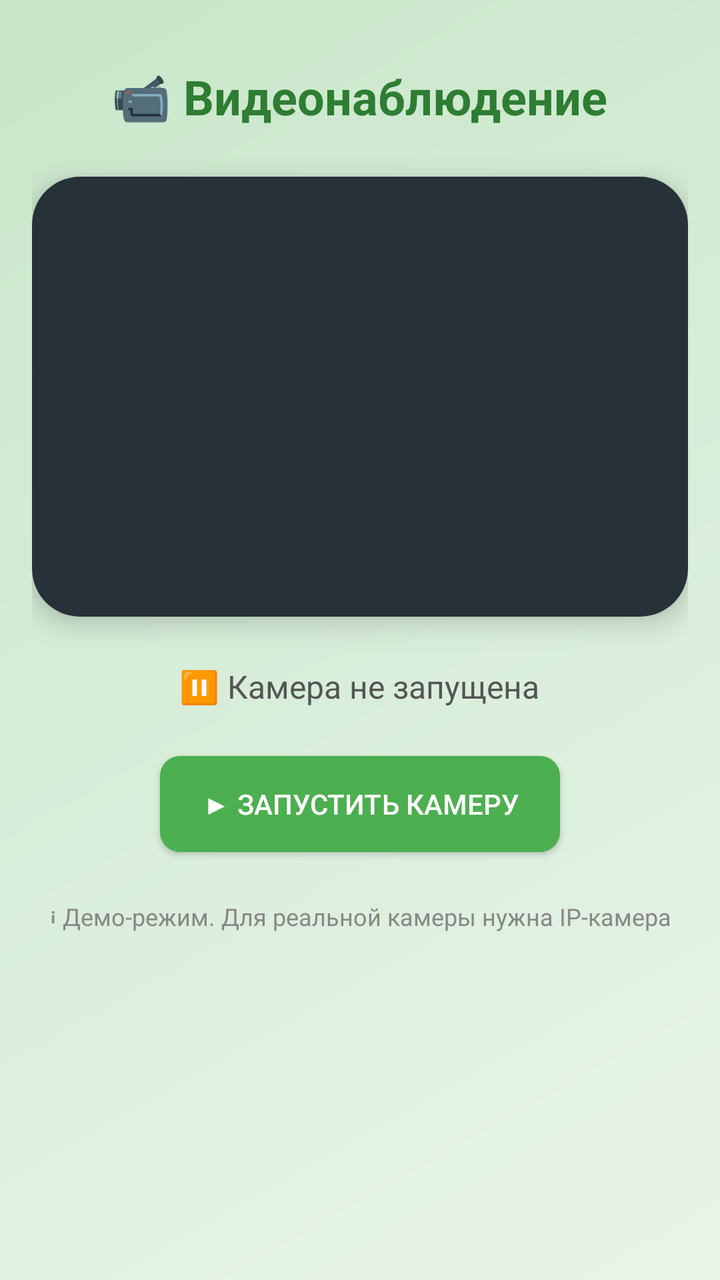
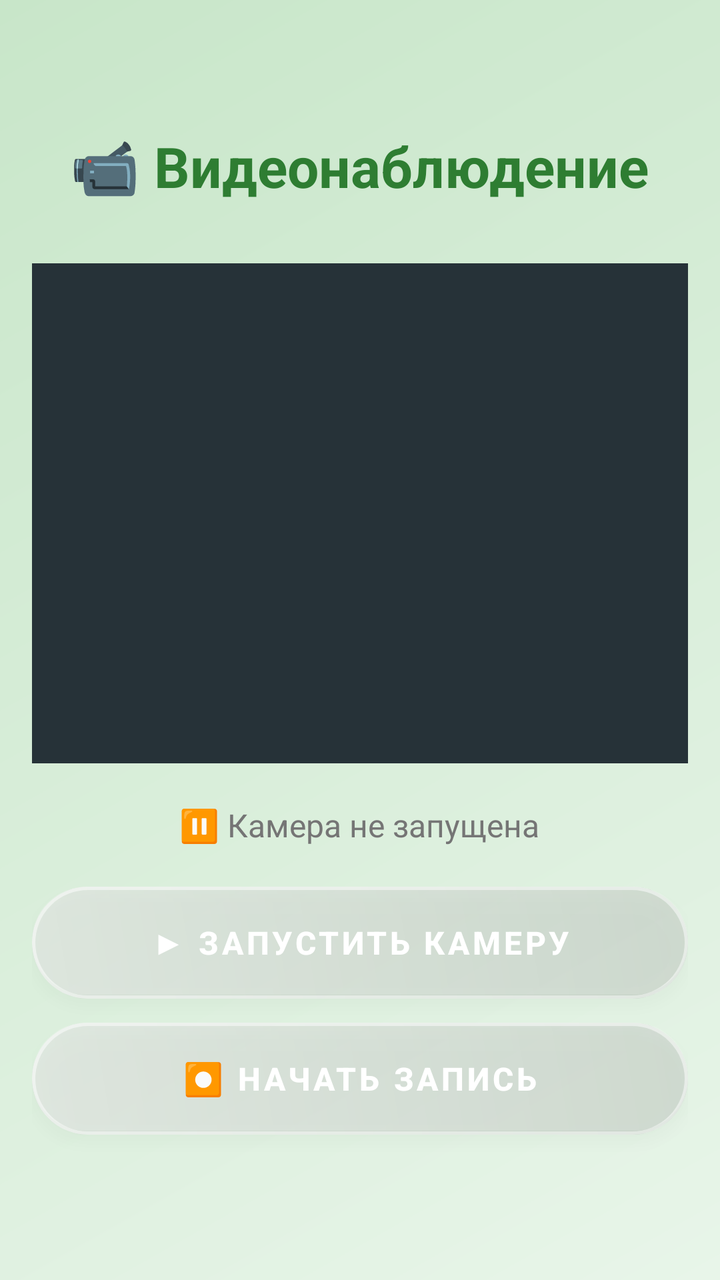

Before-and-after screenshots of an Android layout around one commit, followed by the original layout XML and the change that was made.
<!-- AndroidManifest.xml: application theme Theme.SmartCoop -->
<!-- res/layout/fragment_camera.xml -->
<?xml version="1.0" encoding="utf-8"?>
<ScrollView xmlns:android="http://schemas.android.com/apk/res/android"
    xmlns:app="http://schemas.android.com/apk/res-auto"
    android:layout_width="match_parent"
    android:layout_height="match_parent"
    android:background="@drawable/gradient_bg"
    android:padding="16dp">

    <LinearLayout
        android:layout_width="match_parent"
        android:layout_height="wrap_content"
        android:orientation="vertical"
        android:gravity="center">

        <TextView
            android:layout_width="wrap_content"
            android:layout_height="wrap_content"
            android:text="📹 Видеонаблюдение"
            android:textSize="24sp"
            android:textStyle="bold"
            android:textColor="#2E7D32"
            android:layout_marginTop="16dp"
            android:layout_marginBottom="24dp" />

        <androidx.cardview.widget.CardView
            android:layout_width="match_parent"
            android:layout_height="220dp"
            app:cardCornerRadius="24dp"
            app:cardElevation="8dp"
            android:layout_marginBottom="24dp">

            <View
                android:layout_width="match_parent"
                android:layout_height="match_parent"
                android:background="#263238" />

        </androidx.cardview.widget.CardView>

        <TextView
            android:id="@+id/cameraStatus"
            android:layout_width="wrap_content"
            android:layout_height="wrap_content"
            android:text="⏸ Камера не запущена"
            android:textSize="16sp"
            android:textColor="#555555"
            android:layout_marginBottom="24dp" />

        <Button
            android:id="@+id/startCameraBtn"
            android:layout_width="200dp"
            android:layout_height="wrap_content"
            android:text="▶ Запустить камеру"
            android:backgroundTint="#4CAF50"
            android:textColor="#FFFFFF"
            android:padding="12dp"
            android:layout_marginBottom="24dp"
            android:background="@drawable/btn_camera_light"/>

        <TextView
            android:layout_width="match_parent"
            android:layout_height="wrap_content"
            android:text="ℹ Демо-режим. Для реальной камеры нужна IP-камера"
            android:textSize="12sp"
            android:textColor="#888888"
            android:gravity="center" />

    </LinearLayout>
</ScrollView>
<!-- resources referenced by this layout -->
<resources>
  <!-- drawable btn_camera_light (drawable) -->
  <?xml version="1.0" encoding="utf-8"?>
  <shape xmlns:android="http://schemas.android.com/apk/res/android">
      <solid android:color="#FF4CAF50"/>
      <corners android:radius="10dp"/>
  </shape>
  <!-- drawable gradient_bg (drawable) -->
  <?xml version="1.0" encoding="utf-8"?>
  <shape xmlns:android="http://schemas.android.com/apk/res/android">
      <gradient
          android:startColor="#E8F5E9"
          android:endColor="#C8E6C9"
          android:angle="135"/>
  </shape>
  <style name="Theme.SmartCoop" parent="Theme.MaterialComponents.DayNight.NoActionBar">
          <item name="colorPrimary">#4CAF50</item>
          <item name="colorPrimaryVariant">#2E7D32</item>
          <item name="colorOnPrimary">#FFFFFF</item>
          <item name="colorSecondary">#FF9800</item>
          <item name="colorSecondaryVariant">#F57C00</item>
          <item name="colorOnSecondary">#FFFFFF</item>
          <item name="android:windowBackground">@drawable/gradient_bg</item>
          <item name="android:statusBarColor">#2E7D32</item>
      </style>
</resources>

<!-- the commit's change to res/layout/fragment_camera.xml (unified diff, before → after) -->
@@ -1,68 +1,70 @@
 <?xml version="1.0" encoding="utf-8"?>
-<ScrollView xmlns:android="http://schemas.android.com/apk/res/android"
+<LinearLayout xmlns:android="http://schemas.android.com/apk/res/android"
     xmlns:app="http://schemas.android.com/apk/res-auto"
     android:layout_width="match_parent"
     android:layout_height="match_parent"
-    android:background="@drawable/gradient_bg"
-    android:padding="16dp">
+    android:orientation="vertical"
+    android:padding="16dp"
+    android:gravity="center"
+    android:background="@drawable/gradient_bg">
 
-    <LinearLayout
+    <TextView
+        android:layout_width="wrap_content"
+        android:layout_height="wrap_content"
+        android:text="📹 Видеонаблюдение"
+        android:textSize="28sp"
+        android:textStyle="bold"
+        android:textColor="#2E7D32"
+        android:layout_marginBottom="30dp" />
+
+    
+    <View
+        android:id="@+id/cameraPreview"
         android:layout_width="match_parent"
+        android:layout_height="250dp"
+        android:background="#263238"
+        android:layout_marginBottom="20dp" />
+
+    
+    <TextView
+        android:id="@+id/cameraStatus"
+        android:layout_width="wrap_content"
         android:layout_height="wrap_content"
-        android:orientation="vertical"
-        android:gravity="center">
+        android:text="⏸ Камера не запущена"
+        android:textSize="16sp"
+        android:textColor="#757575"
+        android:layout_marginBottom="20dp" />
 
-        <TextView
-            android:layout_width="wrap_content"
-            android:layout_height="wrap_content"
-            android:text="📹 Видеонаблюдение"
-            android:textSize="24sp"
-            android:textStyle="bold"
-            android:textColor="#2E7D32"
-            android:layout_marginTop="16dp"
-            android:layout_marginBottom="24dp" />
+    
+    <Button
+        android:id="@+id/toggleCameraBtn"
+        android:layout_width="match_parent"
+        android:layout_height="56dp"
+        android:text="▶ Запустить камеру"
+        android:textSize="16sp"
+        android:textStyle="bold"
+        android:textColor="#FFFFFF"
+        android:background="@drawable/btn_glass"
+        android:stateListAnimator="@null"
+        android:elevation="4dp"
+        android:letterSpacing="0.1"
+        android:layout_marginBottom="12dp" />
 
-        <androidx.cardview.widget.CardView
-            android:layout_width="match_parent"
-            android:layout_height="220dp"
-            app:cardCornerRadius="24dp"
-            app:cardElevation="8dp"
-            android:layout_marginBottom="24dp">
+    
+    <Button
+        android:id="@+id/recordBtn"
+        android:layout_width="match_parent"
+        android:layout_height="56dp"
+        android:text="⏺ Начать запись"
+        android:textSize="16sp"
+        android:textStyle="bold"
+        android:textColor="#FFFFFF"
+        android:background="@drawable/btn_glass"
+        android:stateListAnimator="@null"
+        android:elevation="4dp"
+        android:letterSpacing="0.1"
+        android:layout_marginBottom="8dp" />
 
-            <View
-                android:layout_width="match_parent"
-                android:layout_height="match_parent"
-                android:background="#263238" />
 
-        </androidx.cardview.widget.CardView>
 
-        <TextView
-            android:id="@+id/cameraStatus"
-            android:layout_width="wrap_content"
-            android:layout_height="wrap_content"
-            android:text="⏸ Камера не запущена"
-            android:textSize="16sp"
-            android:textColor="#555555"
-            android:layout_marginBottom="24dp" />
-
-        <Button
-            android:id="@+id/startCameraBtn"
-            android:layout_width="200dp"
-            android:layout_height="wrap_content"
-            android:text="▶ Запустить камеру"
-            android:backgroundTint="#4CAF50"
-            android:textColor="#FFFFFF"
-            android:padding="12dp"
-            android:layout_marginBottom="24dp"
-            android:background="@drawable/btn_camera_light"/>
-
-        <TextView
-            android:layout_width="match_parent"
-            android:layout_height="wrap_content"
-            android:text="ℹ Демо-режим. Для реальной камеры нужна IP-камера"
-            android:textSize="12sp"
-            android:textColor="#888888"
-            android:gravity="center" />
-
-    </LinearLayout>
-</ScrollView>
+</LinearLayout>
<!-- resource entries referenced after the edit -->
@@ -1,11 +1,45 @@
 <!-- resources referenced by this layout -->
 <resources>
-  <!-- drawable btn_camera_light (drawable) -->
+  <!-- drawable btn_glass (drawable) -->
   <?xml version="1.0" encoding="utf-8"?>
-  <shape xmlns:android="http://schemas.android.com/apk/res/android">
-      <solid android:color="#FF4CAF50"/>
-      <corners android:radius="10dp"/>
-  </shape>
+  <layer-list xmlns:android="http://schemas.android.com/apk/res/android">
+  
+      
+      <item>
+          <shape>
+              <solid android:color="#20000000"/>
+              <corners android:radius="40dp"/>
+          </shape>
+      </item>
+  
+      
+      <item android:bottom="2dp">
+          <shape>
+              <solid android:color="#33FFFFFF"/>
+              <corners android:radius="40dp"/>
+          </shape>
+      </item>
+  
+      
+      <item>
+          <shape>
+              <gradient
+                  android:startColor="#60FFFFFF"
+                  android:endColor="#00FFFFFF"
+                  android:angle="45"/>
+              <corners android:radius="40dp"/>
+          </shape>
+      </item>
+  
+      
+      <item>
+          <shape>
+              <stroke android:width="1.5dp" android:color="#80FFFFFF"/>
+              <corners android:radius="40dp"/>
+          </shape>
+      </item>
+  
+  </layer-list>
   <!-- drawable gradient_bg (drawable) -->
   <?xml version="1.0" encoding="utf-8"?>
   <shape xmlns:android="http://schemas.android.com/apk/res/android">
